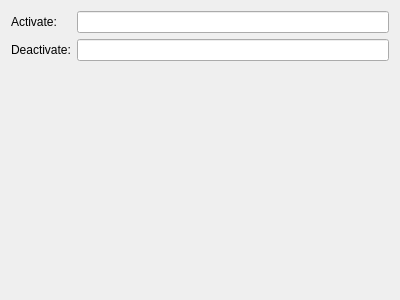
First picture: the form in plugins/Commands/Filter/filterconfigurationdlg.ui, repository KDE/simon, before the edit.
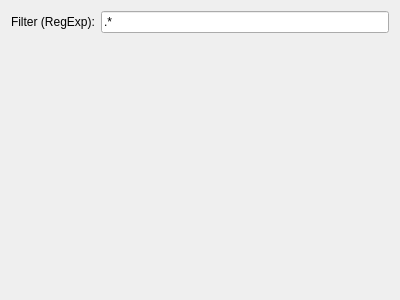
Second picture: the form after the edit. Custom widgets are drawn as their Qt base class.

Commit message: Porting filter command. Filter regexp is now configurable

Diff of the .ui file:
```diff
--- a/plugins/Commands/Filter/filterconfigurationdlg.ui
+++ b/plugins/Commands/Filter/filterconfigurationdlg.ui
@@ -16,23 +16,20 @@
   <layout class="QVBoxLayout" name="verticalLayout">
    <item>
     <layout class="QFormLayout" name="formLayout">
+     <property name="fieldGrowthPolicy">
+      <enum>QFormLayout::ExpandingFieldsGrow</enum>
+     </property>
      <item row="0" column="0">
       <widget class="QLabel" name="label">
        <property name="text">
-        <string>Activate:</string>
+        <string>Filter (RegExp):</string>
        </property>
       </widget>
      </item>
      <item row="0" column="1">
-      <widget class="KLineEdit" name="leActivateTrigger"/>
-     </item>
-     <item row="1" column="1">
-      <widget class="KLineEdit" name="leDeactivateTrigger"/>
-     </item>
-     <item row="1" column="0">
-      <widget class="QLabel" name="label_2">
+      <widget class="KLineEdit" name="leRegExp">
        <property name="text">
-        <string>Deactivate:</string>
+        <string>.*</string>
        </property>
       </widget>
      </item>
```
Left out of the diff: 2 changed lines with no effect on the pictures. The commit also changes 5 other files.
